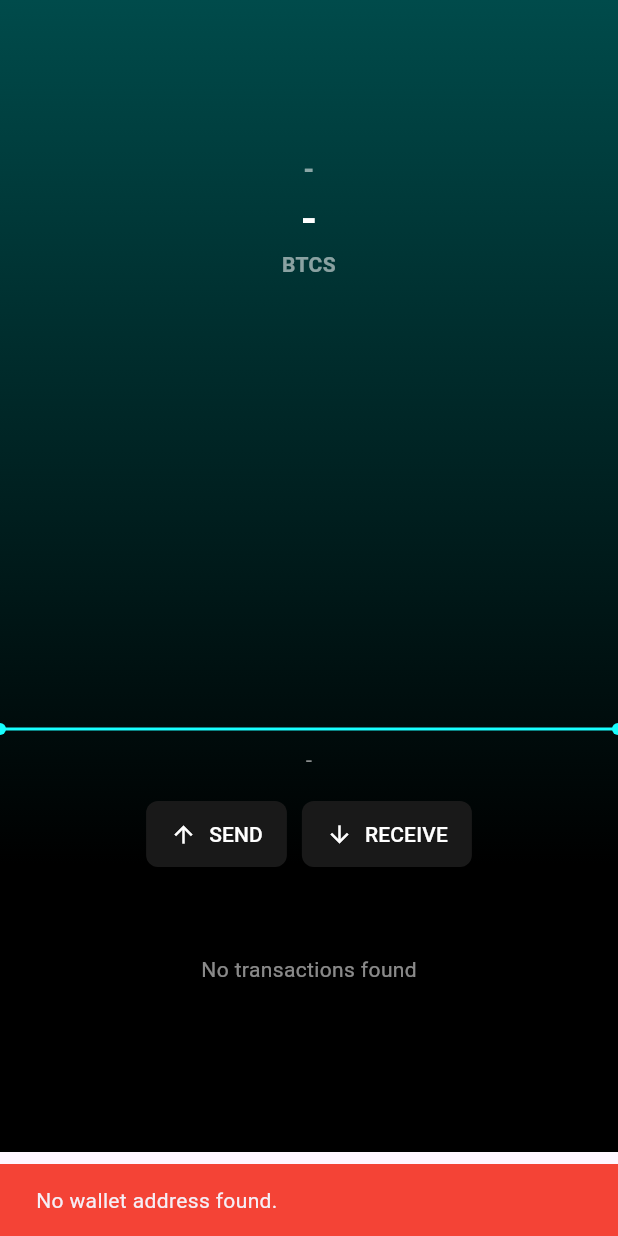
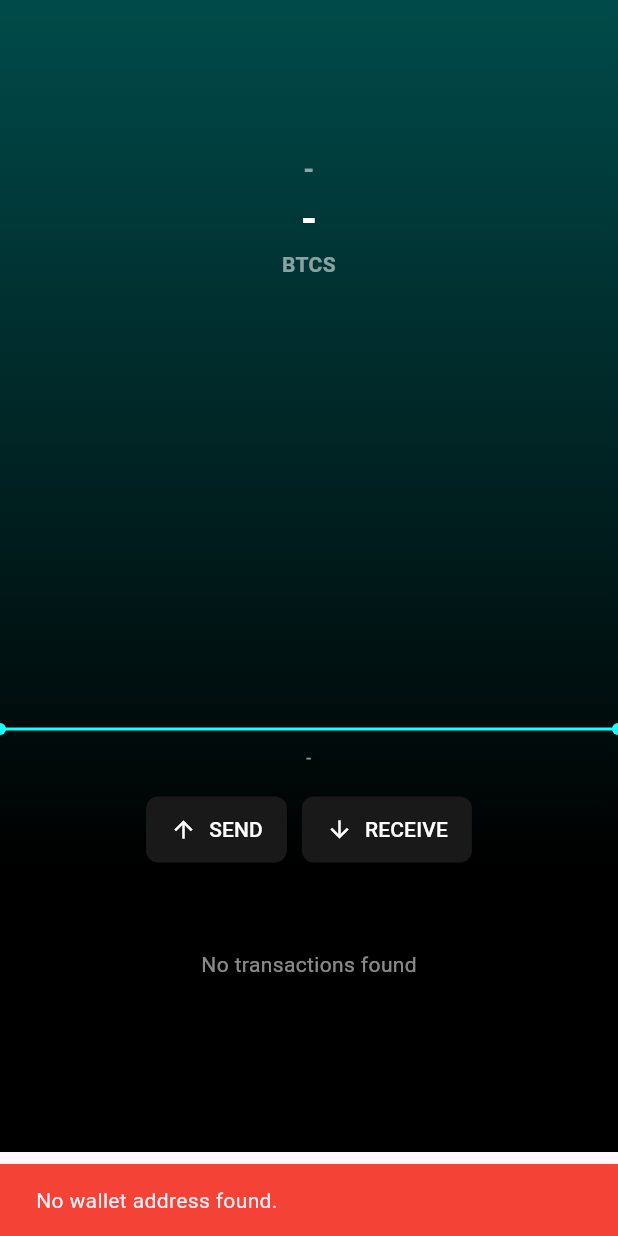
Before and after one commit to bitcoin-silver/wallet, a Flutter app: the WalletView screen opened directly, on a phone screen of 412 x 824 dp. Run offline on Flutter 3.47's test engine with Material 3 defaults, Android fonts, the phone set to English and light mode, and no system bars; drawn by our look-alikes of fl_chart; our stand-ins replace flutter_secure_storage, qr_flutter; missing offline and left inert: base_x, bech32, bip32, pointycastle, qr_code_scanner; accounts and stored records are empty.

Commit message:
hotfix balance timestamp

```diff
--- a/lib/widgets/balance_widget.dart
+++ b/lib/widgets/balance_widget.dart
@@ -136,7 +136,7 @@ class BalanceWidgetState extends State<BalanceWidget> {
         const SizedBox(height: 10),
         Text(
           _timestamp != null ? 'Last refresh: $_timestamp' : '-',
-          style: const TextStyle(color: Colors.white54, fontSize: 14),
+          style: const TextStyle(color: Colors.white54, fontSize: 12),
           textAlign: TextAlign.center,
         ),
       ],
```
